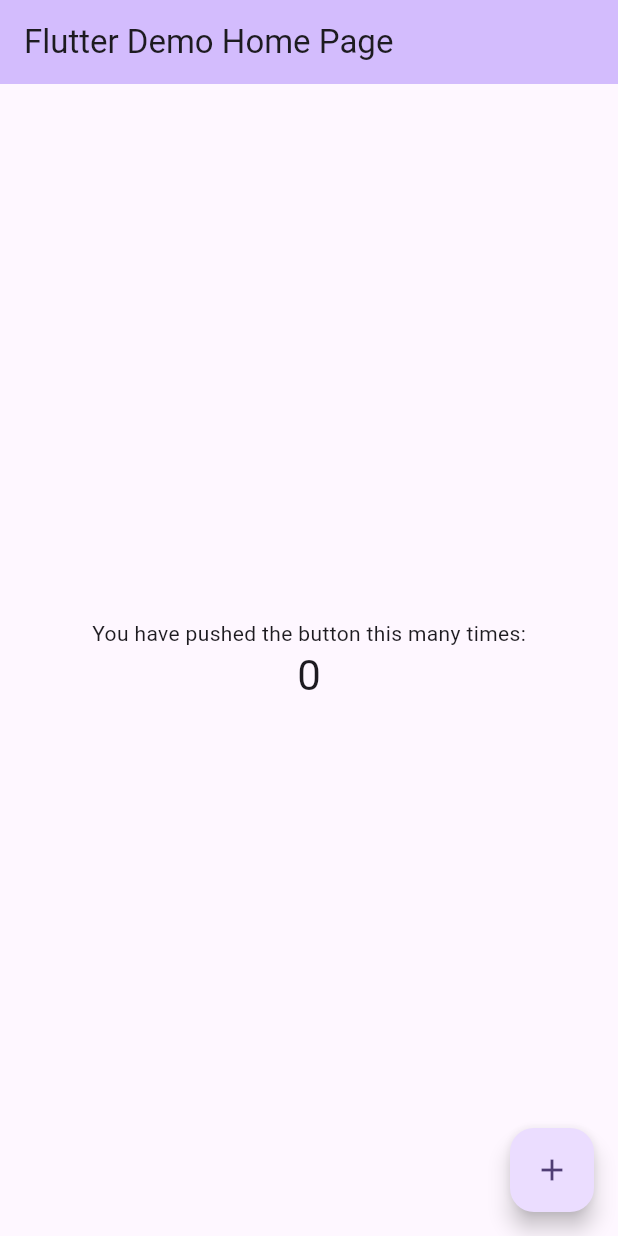
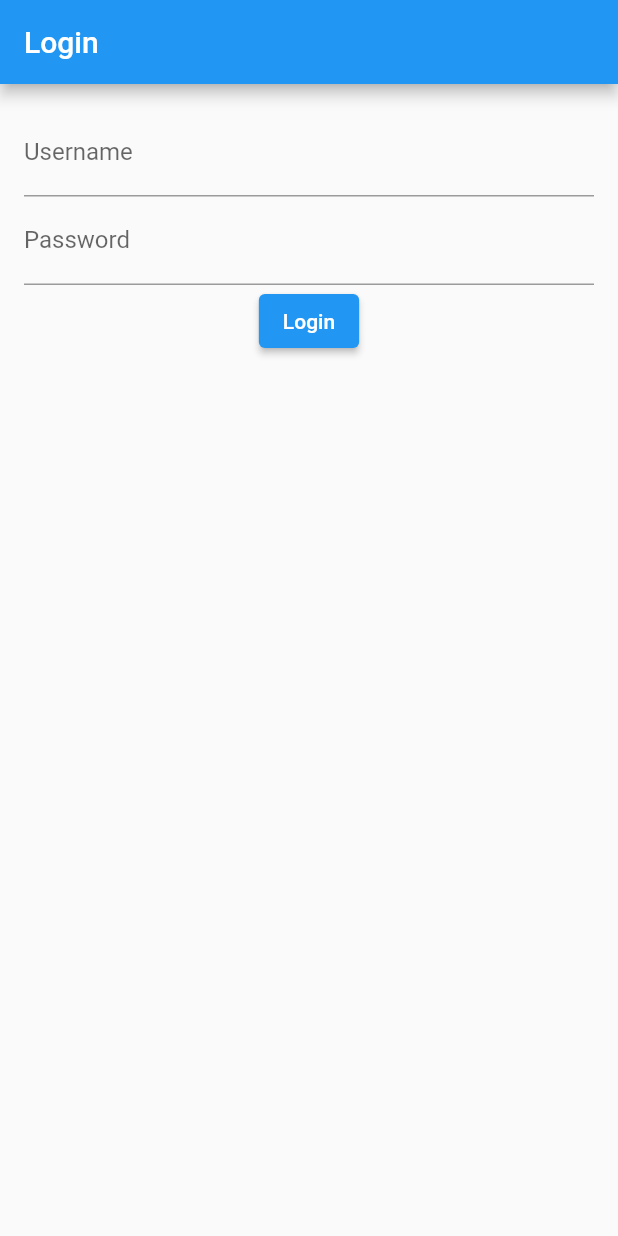
Before and after one commit to ShahafLevin/gantech-mobile, a Flutter app: the screen it shows after launch, on a phone screen of 412 x 824 dp. Run offline on Flutter 3.47's test engine with Material 2 defaults, Android fonts, the phone set to English and light mode, and no system bars.

Commit message:
WIP - ui and pages

```diff
--- a/lib/main.dart
+++ b/lib/main.dart
@@ -1,125 +1,21 @@
 import 'package:flutter/material.dart';
+import 'package:gantech_mobile/pages/login.dart';
 
 void main() {
-  runApp(const MyApp());
+  runApp(const App());
 }
 
-class MyApp extends StatelessWidget {
-  const MyApp({super.key});
+class App extends StatelessWidget {
+  const App({Key? key}) : super(key: key);
 
-  // This widget is the root of your application.
   @override
   Widget build(BuildContext context) {
     return MaterialApp(
-      title: 'Flutter Demo',
+      title: 'Your App',
       theme: ThemeData(
-        // This is the theme of your application.
-        //
-        // TRY THIS: Try running your application with "flutter run". You'll see
-        // the application has a blue toolbar. Then, without quitting the app,
-        // try changing the seedColor in the colorScheme below to Colors.green
-        // and then invoke "hot reload" (save your changes or press the "hot
-        // reload" button in a Flutter-supported IDE, or press "r" if you used
-        // the command line to start the app).
-        //
-        // Notice that the counter didn't reset back to zero; the application
-        // state is not lost during the reload. To reset the state, use hot
-        // restart instead.
-        //
-        // This works for code too, not just values: Most code changes can be
-        // tested with just a hot reload.
-        colorScheme: ColorScheme.fromSeed(seedColor: Colors.deepPurple),
-        useMaterial3: true,
+        primarySwatch: Colors.blue,
       ),
-      home: const MyHomePage(title: 'Flutter Demo Home Page'),
+      home: const LoginPage(),
     );
   }
 }
-
-class MyHomePage extends StatefulWidget {
-  const MyHomePage({super.key, required this.title});
-
-  // This widget is the home page of your application. It is stateful, meaning
-  // that it has a State object (defined below) that contains fields that affect
-  // how it looks.
-
-  // This class is the configuration for the state. It holds the values (in this
-  // case the title) provided by the parent (in this case the App widget) and
-  // used by the build method of the State. Fields in a Widget subclass are
-  // always marked "final".
-
-  final String title;
-
-  @override
-  State<MyHomePage> createState() => _MyHomePageState();
-}
-
-class _MyHomePageState extends State<MyHomePage> {
-  int _counter = 0;
-
-  void _incrementCounter() {
-    setState(() {
-      // This call to setState tells the Flutter framework that something has
-      // changed in this State, which causes it to rerun the build method below
-      // so that the display can reflect the updated values. If we changed
-      // _counter without calling setState(), then the build method would not be
-      // called again, and so nothing would appear to happen.
-      _counter++;
-    });
-  }
-
-  @override
-  Widget build(BuildContext context) {
-    // This method is rerun every time setState is called, for instance as done
-    // by the _incrementCounter method above.
-    //
-    // The Flutter framework has been optimized to make rerunning build methods
-    // fast, so that you can just rebuild anything that needs updating rather
-    // than having to individually change instances of widgets.
-    return Scaffold(
-      appBar: AppBar(
-        // TRY THIS: Try changing the color here to a specific color (to
-        // Colors.amber, perhaps?) and trigger a hot reload to see the AppBar
-        // change color while the other colors stay the same.
-        backgroundColor: Theme.of(context).colorScheme.inversePrimary,
-        // Here we take the value from the MyHomePage object that was created by
-        // the App.build method, and use it to set our appbar title.
-        title: Text(widget.title),
-      ),
-      body: Center(
-        // Center is a layout widget. It takes a single child and positions it
-        // in the middle of the parent.
-        child: Column(
-          // Column is also a layout widget. It takes a list of children and
-          // arranges them vertically. By default, it sizes itself to fit its
-          // children horizontally, and tries to be as tall as its parent.
-          //
-          // Column has various properties to control how it sizes itself and
-          // how it positions its children. Here we use mainAxisAlignment to
-          // center the children vertically; the main axis here is the vertical
-          // axis because Columns are vertical (the cross axis would be
-          // horizontal).
-          //
-          // TRY THIS: Invoke "debug painting" (choose the "Toggle Debug Paint"
-          // action in the IDE, or press "p" in the console), to see the
-          // wireframe for each widget.
-          mainAxisAlignment: MainAxisAlignment.center,
-          children: <Widget>[
-            const Text(
-              'You have pushed the button this many times:',
-            ),
-            Text(
-              '$_counter',
-              style: Theme.of(context).textTheme.headlineMedium,
-            ),
-          ],
-        ),
-      ),
-      floatingActionButton: FloatingActionButton(
-        onPressed: _incrementCounter,
-        tooltip: 'Increment',
-        child: const Icon(Icons.add),
-      ), // This trailing comma makes auto-formatting nicer for build methods.
-    );
-  }
-}
--- /dev/null
+++ b/lib/pages/login.dart
@@ -0,0 +1,42 @@
+import 'package:flutter/material.dart';
+import 'package:gantech_mobile/pages/home.dart';
+
+class LoginPage extends StatelessWidget {
+  const LoginPage({Key? key}) : super(key: key);
+
+  @override
+  Widget build(BuildContext context) {
+    return Scaffold(
+      appBar: AppBar(
+        title: const Text('Login'),
+      ),
+      body: Padding(
+        padding: const EdgeInsets.all(16.0),
+        child: Column(
+          children: <Widget>[
+            const TextField(
+              decoration: InputDecoration(
+                labelText: 'Username',
+              ),
+            ),
+            const TextField(
+              decoration: InputDecoration(
+                labelText: 'Password',
+              ),
+              obscureText: true,
+            ),
+            ElevatedButton(
+              child: const Text('Login'),
+              onPressed: () {
+                Navigator.push(
+                  context,
+                  MaterialPageRoute(builder: (context) => const HomePage()),
+                );
+              },
+            ),
+          ],
+        ),
+      ),
+    );
+  }
+}
```
Also changed, not shown: lib/pages/home.dart (added, +96 -0 lines), pubspec.yaml (+0 -69 lines), pubspec.lock, 3 other files.
